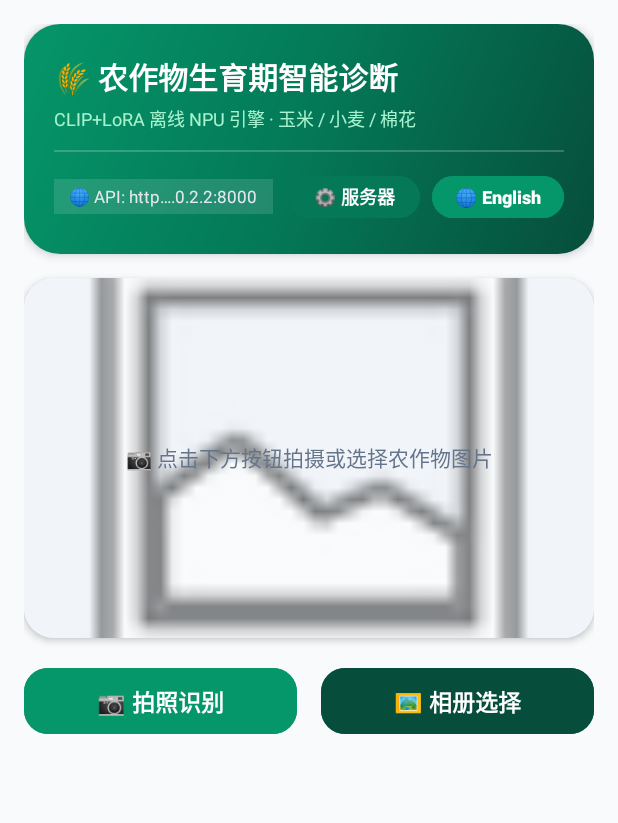
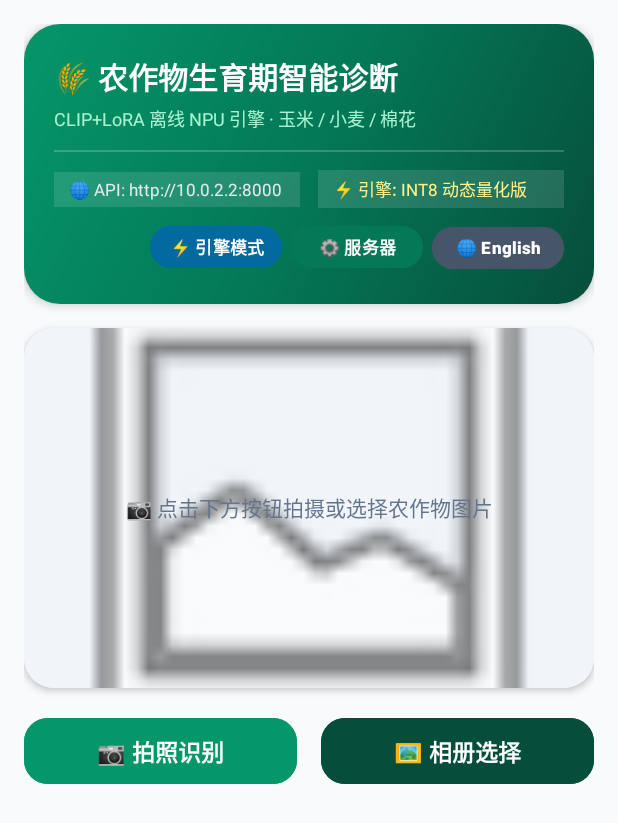
Before and after one commit to Vicitior/crop_recognition, an Android app: the screen it shows after launch (MainActivity), on a phone screen of 412 x 824 dp. Shown: the top 823 px of the screen. Run offline under Robolectric (Android 15) with nearby library versions, the light colour scheme and no system bars; 2 statements that could not run were skipped.

Commit message:
feat: add dual-engine selection (INT8 Quantized vs FP32 Native Precision) for Android users

```diff
--- a/android_app/app/src/main/java/com/example/croprecognition/MainActivity.kt
+++ b/android_app/app/src/main/java/com/example/croprecognition/MainActivity.kt
@@ -29,8 +29,11 @@ class MainActivity : AppCompatActivity() {
     private lateinit var dbHelper: CropDatabaseHelper
     private var isEnglish: Boolean = false
 
-    // 默认后端服务器地址 (可在 App 内点击“⚙️ 服务器”按钮任意修改为公网 IP、云服务器域名或局域网 IP)
+    // 默认后端服务器地址 (可在 App 内点击“⚙️ 服务器”按钮任意修改)
     private var serverBaseUrl: String = "http://10.0.2.2:8000"
+
+    // 默认推理引擎模式 ("int8": 动态量化轻量版 | "fp32": 原生高精度全参数版)
+    private var selectedModelVersion: String = "int8"
 
     // 1. 从相册选择图片回调
     private val pickGalleryLauncher = registerForActivityResult(
@@ -66,23 +69,13 @@ class MainActivity : AppCompatActivity() {
         binding = ActivityMainBinding.inflate(layoutInflater)
         setContentView(binding.root)
 
-        // 初始化本地数据库与服务器配置
+        // 初始化本地数据库、服务器配置与模型版本
         dbHelper = CropDatabaseHelper(this)
         loadServerConfig()
+        loadModelEngineConfig()
 
         // 异步初始化本地 ONNX 推理引擎
-        lifecycleScope.launch {
-            try {
-                recognitionEngine = CropRecognitionEngine(this@MainActivity, "crop_model_int8.onnx")
-            } catch (e: Exception) {
-                Toast.makeText(
-                    this@MainActivity,
-                    if (isEnglish) "Offline model init failed: ${e.message}" else "❌ 离线模型初始化失败: ${e.message}",
-                    Toast.LENGTH_LONG
-                ).show()
-                e.printStackTrace()
-            }
-        }
+        initModelEngine()
 
         // 按钮点击事件绑定
         binding.btnGallery.setOnClickListener {
@@ -103,6 +96,11 @@ class MainActivity : AppCompatActivity() {
             showCorrectionDialog(isUploadDirect = true)
         }
 
+        // 引擎模式切换按钮绑定
+        binding.btnModelConfig.setOnClickListener {
+            showModelEngineConfigDialog()
+        }
+
         // 服务器配置按钮绑定
         binding.btnServerConfig.setOnClickListener {
             showServerConfigDialog()
@@ -115,6 +113,73 @@ class MainActivity : AppCompatActivity() {
         }
 
         updateLanguageUI()
+    }
+
+    private fun getModelFileName(): String {
+        return if (selectedModelVersion == "fp32") "crop_model_fp32.onnx" else "crop_model_int8.onnx"
+    }
+
+    private fun loadModelEngineConfig() {
+        val sp = getSharedPreferences("crop_app_config", Context.MODE_PRIVATE)
+        selectedModelVersion = sp.getString("model_version", "int8") ?: "int8"
+        updateModelStatusBadge()
+    }
+
+    private fun updateModelStatusBadge() {
+        if (selectedModelVersion == "fp32") {
+            binding.tvCurrentModelStatus.text = if (isEnglish) "💎 Engine: FP32 Native" else "💎 引擎: FP32 原生高精度"
+        } else {
+            binding.tvCurrentModelStatus.text = if (isEnglish) "⚡ Engine: INT8 Quantized" else "⚡ 引擎: INT8 动态量化版"
+        }
+    }
+
+    private fun initModelEngine() {
+        val modelFileName = getModelFileName()
+        lifecycleScope.launch {
+            try {
+                recognitionEngine?.close()
+                recognitionEngine = CropRecognitionEngine(this@MainActivity, modelFileName)
+                updateModelStatusBadge()
+            } catch (e: Exception) {
+                Toast.makeText(
+                    this@MainActivity,
+                    if (isEnglish) "Engine init failed ($modelFileName): ${e.message}" else "❌ 引擎初始化失败 ($modelFileName): ${e.message}",
+                    Toast.LENGTH_LONG
+                ).show()
+                e.printStackTrace()
+            }
+        }
+    }
+
+    private fun showModelEngineConfigDialog() {
+        val options = arrayOf(
+            if (isEnglish) "⚡ INT8 Quantized (Fast, ~293MB - Recommended for mobile)" else "⚡ INT8 动态量化版 (内存小·推理快·~293MB·推荐手机)",
+            if (isEnglish) "💎 FP32 Full Precision (Max Accuracy, ~1.2GB - For flagship devices)" else "💎 FP32 原生高精度版 (全精度无损·~1.2GB·适合旗舰机/PC)"
+        )
+
+        val currentIdx = if (selectedModelVersion == "fp32") 1 else 0
+
+        AlertDialog.Builder(this)
+            .setTitle(if (isEnglish) "⚡ Select Model Engine Version" else "⚡ 选择 AI 推理引擎模式")
+            .setSingleChoiceItems(options, currentIdx) { dialog, which ->
+                val newVersion = if (which == 1) "fp32" else "int8"
+                if (newVersion != selectedModelVersion) {
+                    selectedModelVersion = newVersion
+                    getSharedPreferences("crop_app_config", Context.MODE_PRIVATE)
+                        .edit().putString("model_version", newVersion).apply()
+
+                    initModelEngine()
+
+                    Toast.makeText(
+                        this,
+                        if (isEnglish) "Switched engine to ${newVersion.uppercase()}" else "✅ 已切换为 ${if (newVersion == "fp32") "FP32 原生高精度" else "INT8 动态量化"}引擎",
+                        Toast.LENGTH_SHORT
+                    ).show()
+                }
+                dialog.dismiss()
+            }
+            .setNegativeButton(if (isEnglish) "Cancel" else "取消", null)
+            .show()
     }
 
     private fun loadServerConfig() {
--- a/android_app/app/src/main/res/layout/activity_main.xml
+++ b/android_app/app/src/main/res/layout/activity_main.xml
@@ -52,19 +52,24 @@
                     android:layout_marginVertical="12dp"
                     android:background="#33FFFFFF" />
 
-                <!-- 2. 底部控制栏: 左侧已连接服务器状态 + 右侧独立设置按钮 -->
-                <RelativeLayout
+                <!-- 2. 底部控制栏: 左侧已连接服务器/引擎状态 + 右侧独立设置按钮 -->
+                <LinearLayout
                     android:layout_width="match_parent"
-                    android:layout_height="wrap_content">
+                    android:layout_height="wrap_content"
+                    android:orientation="vertical">
+
+                    <LinearLayout
+                        android:layout_width="match_parent"
+                        android:layout_height="wrap_content"
+                        android:orientation="horizontal"
+                        android:layout_marginBottom="8dp">
 
                         <TextView
                             android:id="@+id/tvCurrentServerStatus"
-                        android:layout_width="wrap_content"
+                            android:layout_width="0dp"
                             android:layout_height="wrap_content"
-                        android:layout_alignParentStart="true"
-                        android:layout_toStartOf="@id/layoutHeaderActions"
-                        android:layout_centerVertical="true"
-                        android:layout_marginEnd="10dp"
+                            android:layout_weight="1"
+                            android:layout_marginEnd="6dp"
                             android:singleLine="true"
                             android:ellipsize="middle"
                             android:background="#20FFFFFF"
@@ -74,26 +79,55 @@
                             android:textColor="#E2E8F0"
                             android:textSize="11sp" />
 
-                    <!-- 顶部按钮控制区: 服务器设置 + 语言切换 -->
+                        <TextView
+                            android:id="@+id/tvCurrentModelStatus"
+                            android:layout_width="0dp"
+                            android:layout_height="wrap_content"
+                            android:layout_weight="1"
+                            android:layout_marginStart="6dp"
+                            android:singleLine="true"
+                            android:ellipsize="middle"
+                            android:background="#20FFFFFF"
+                            android:paddingHorizontal="10dp"
+                            android:paddingVertical="4dp"
+                            android:text="⚡ 引擎: INT8 动态量化版"
+                            android:textColor="#FEF08A"
+                            android:textSize="11sp" />
+                    </LinearLayout>
+
+                    <!-- 顶部按钮控制区: 引擎选择 + 服务器设置 + 语言切换 -->
                     <LinearLayout
                         android:id="@+id/layoutHeaderActions"
+                        android:layout_width="match_parent"
+                        android:layout_height="wrap_content"
+                        android:gravity="end"
+                        android:orientation="horizontal">
+
+                        <Button
+                            android:id="@+id/btnModelConfig"
                             android:layout_width="wrap_content"
-                        android:layout_height="wrap_content"
-                        android:layout_alignParentEnd="true"
-                        android:layout_centerVertical="true"
-                        android:orientation="horizontal">
+                            android:layout_height="36dp"
+                            android:layout_marginEnd="6dp"
+                            android:backgroundTint="#0369A1"
+                            android:paddingHorizontal="10dp"
+                            android:paddingVertical="0dp"
+                            android:text="⚡ 引擎模式"
+                            android:textColor="@android:color/white"
+                            android:textSize="11sp"
+                            android:textStyle="bold"
+                            app:cornerRadius="18dp" />
 
                         <Button
                             android:id="@+id/btnServerConfig"
                             android:layout_width="wrap_content"
                             android:layout_height="36dp"
-                            android:layout_marginEnd="8dp"
+                            android:layout_marginEnd="6dp"
                             android:backgroundTint="#047857"
-                            android:paddingHorizontal="12dp"
+                            android:paddingHorizontal="10dp"
                             android:paddingVertical="0dp"
                             android:text="⚙️ 服务器"
                             android:textColor="@android:color/white"
-                            android:textSize="12sp"
+                            android:textSize="11sp"
                             android:textStyle="bold"
                             app:cornerRadius="18dp" />
 
@@ -101,16 +135,16 @@
                             android:id="@+id/btnLangToggle"
                             android:layout_width="wrap_content"
                             android:layout_height="36dp"
-                            android:backgroundTint="#059669"
-                            android:paddingHorizontal="12dp"
+                            android:backgroundTint="#475569"
+                            android:paddingHorizontal="10dp"
                             android:paddingVertical="0dp"
-                            android:text="🌐 English"
+                            android:text="🌐 EN/中"
                             android:textColor="@android:color/white"
-                            android:textSize="12sp"
+                            android:textSize="11sp"
                             android:textStyle="bold"
                             app:cornerRadius="18dp" />
                     </LinearLayout>
-                </RelativeLayout>
+                </LinearLayout>
             </LinearLayout>
         </FrameLayout>
 
--- a/android_app/gradle.properties
+++ b/android_app/gradle.properties
@@ -2,3 +2,4 @@ org.gradle.jvmargs=-Xmx2048m -Dfile.encoding=UTF-8
 android.useAndroidX=true
 android.nonTransitiveRClass=true
 android.overridePathCheck=true
+org.gradle.java.home=C:/Users/Vicitior/.antigravity/extensions/redhat.java-1.54.0-win32-x64/jre/21.0.10-win32-x86_64
```
Also changed, not shown: android_app/app/src/main/java/com/example/croprecognition/CropRecognitionEngine.kt (+24 -5 lines). Lines whose indentation alone changed are shown as unchanged.
